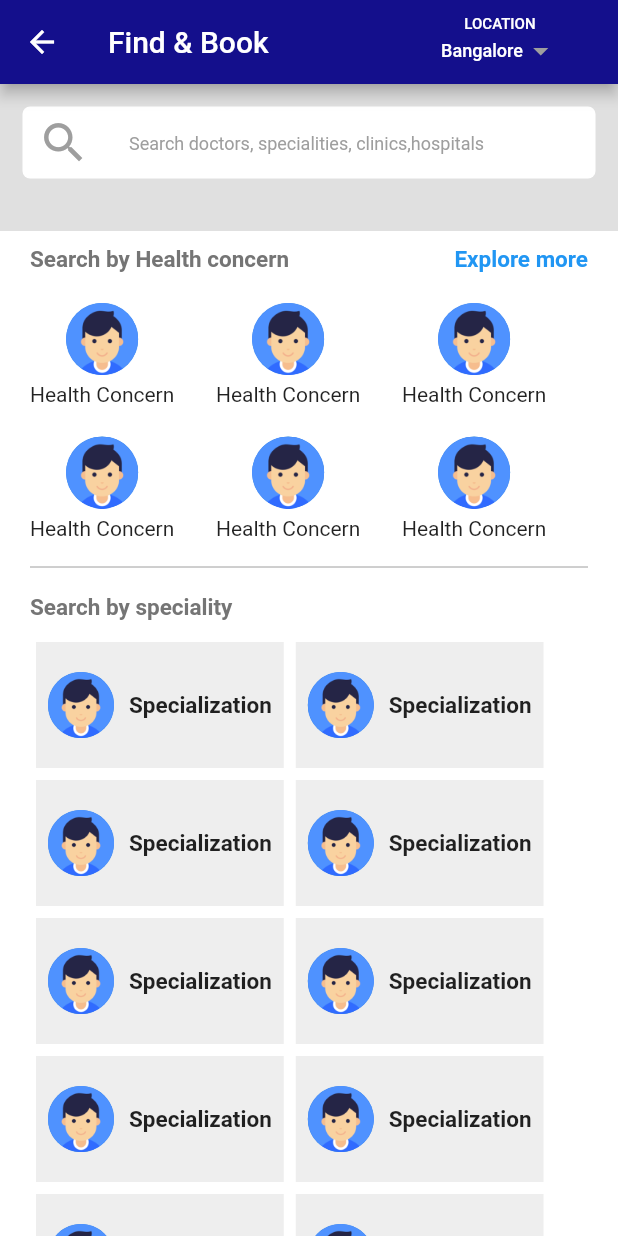
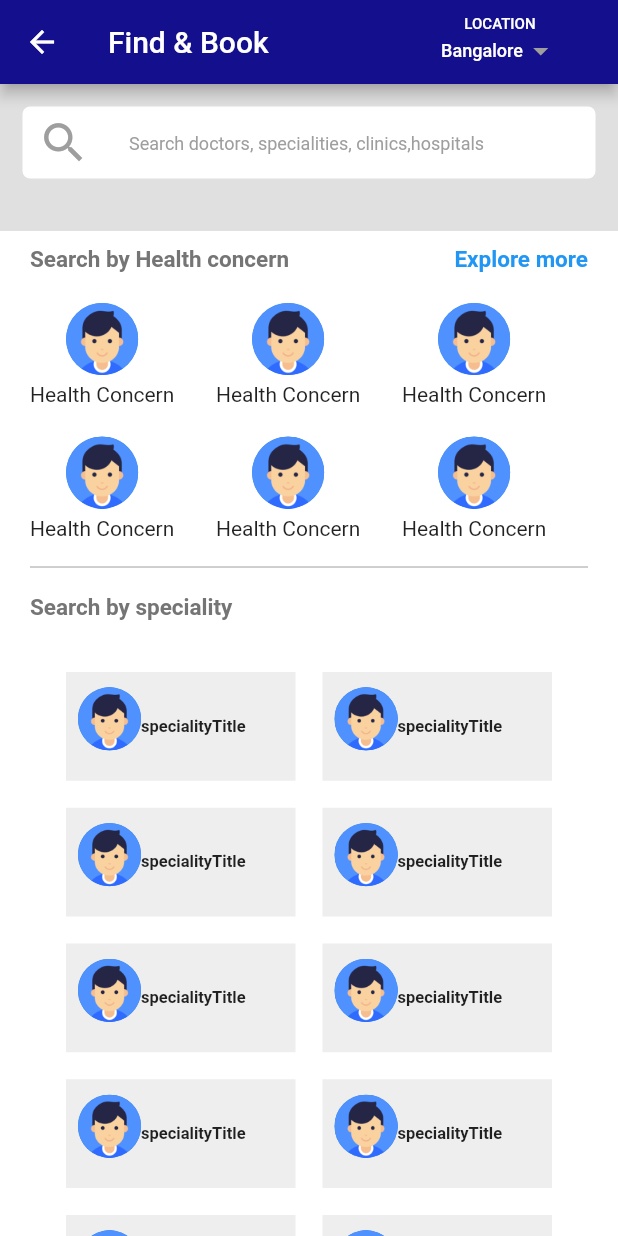
Before and after one commit to RitutoshAeologic/ui_task03, a Flutter app: the SearchScreen screen opened by its route, on a phone screen of 412 x 824 dp. Run offline on Flutter 3.47's test engine with Material 2 defaults, Android fonts, the light colour scheme and no system bars; our stand-ins replace carousel_pro; missing offline and left inert: country_list_pick.

Commit message:
UI_task_03

```diff
--- a/lib/ui/search_page.dart
+++ b/lib/ui/search_page.dart
@@ -69,7 +69,8 @@ class SearchScreen extends StatelessWidget {
               margin: const EdgeInsets.only(top: 20),
               color: AppColors.white,
               child: SingleChildScrollView(
-                child: Column(
+                child:
+                Column(
                   crossAxisAlignment: CrossAxisAlignment.start,
                   children: [
                     Row(
@@ -144,53 +145,78 @@ class SearchScreen extends StatelessWidget {
                         fontWeight: FontWeight.bold
                       ),),
                     SizedBox(height: 10,),
-                    // GridView.count(crossAxisCount: 2,
-                    // children: List.generate(10, (index)
-                    // {
-                    //
-                    //   return Container(
-                    //     height: 50,
-                    //     width: 50,
-                    //     color: Colors.grey,
-                    //
-                    //   );
-                    // })
-                    // )
-                Row(
-                  mainAxisAlignment: MainAxisAlignment.start,
-                  children: const [
-                   SpecialityWidget(specialityTitle: "Specialization"),
-                    SpecialityWidget(specialityTitle: "Specialization"),
-                  ],
-                ),
-                    Row(
-                      mainAxisAlignment: MainAxisAlignment.start,
-                      children: const [
-                        SpecialityWidget(specialityTitle: "Specialization"),
-                        SpecialityWidget(specialityTitle: "Specialization"),
-                      ],
-                    ),
-                    Row(
-                      mainAxisAlignment: MainAxisAlignment.start,
-                      children: const [
-                        SpecialityWidget(specialityTitle: "Specialization"),
-                        SpecialityWidget(specialityTitle: "Specialization"),
-                      ],
-                    ),
-                    Row(
-                      mainAxisAlignment: MainAxisAlignment.start,
-                      children: const [
-                        SpecialityWidget(specialityTitle: "Specialization"),
-                        SpecialityWidget(specialityTitle: "Specialization"),
-                      ],
-                    ),
-                    Row(
-                      mainAxisAlignment: MainAxisAlignment.start,
-                      children: const [
-                        SpecialityWidget(specialityTitle: "Specialization"),
-                        SpecialityWidget(specialityTitle: "Specialization"),
-                      ],
-                    ),
+                        SizedBox(
+                          height: 500,
+                          child: CustomScrollView(
+                            primary: true,
+                            scrollDirection: Axis.vertical,
+                            slivers: <Widget>[
+                              SliverPadding(
+                                padding: const EdgeInsets.only(left: 20,top: 20,right: 20,bottom: 150),
+                                sliver: SliverGrid.count(
+                                  childAspectRatio: (0.4/0.2),
+                                  crossAxisSpacing: 10,
+                                  mainAxisSpacing: 10,
+                                  crossAxisCount: 2,
+                                  children: <Widget>[
+                                    SpecialityWidget(specialityTitle: "specialityTitle"),
+                                    SpecialityWidget(specialityTitle: "specialityTitle"),
+                                    SpecialityWidget(specialityTitle: "specialityTitle"),
+                                    SpecialityWidget(specialityTitle: "specialityTitle"),
+                                    SpecialityWidget(specialityTitle: "specialityTitle"),
+                                    SpecialityWidget(specialityTitle: "specialityTitle"),
+                                    SpecialityWidget(specialityTitle: "specialityTitle"),
+                                    SpecialityWidget(specialityTitle: "specialityTitle"),
+                                    SpecialityWidget(specialityTitle: "specialityTitle"),
+                                    SpecialityWidget(specialityTitle: "specialityTitle"),
+                                    SpecialityWidget(specialityTitle: "specialityTitle"),
+                                    SpecialityWidget(specialityTitle: "specialityTitle"),
+
+
+                                  ],
+                                ),
+                              ),
+                            ],
+                          ),
+                        ),
+
+
+
+                // Row(
+                //   mainAxisAlignment: MainAxisAlignment.start,
+                //   children: const [
+                //    SpecialityWidget(specialityTitle: "Specialization"),
+                //     SpecialityWidget(specialityTitle: "Specialization"),
+                //   ],
+                // ),
+                //     Row(
+                //       mainAxisAlignment: MainAxisAlignment.start,
+                //       children: const [
+                //         SpecialityWidget(specialityTitle: "Specialization"),
+                //         SpecialityWidget(specialityTitle: "Specialization"),
+                //       ],
+                //     ),
+                //     Row(
+                //       mainAxisAlignment: MainAxisAlignment.start,
+                //       children: const [
+                //         SpecialityWidget(specialityTitle: "Specialization"),
+                //         SpecialityWidget(specialityTitle: "Specialization"),
+                //       ],
+                //     ),
+                //     Row(
+                //       mainAxisAlignment: MainAxisAlignment.start,
+                //       children: const [
+                //         SpecialityWidget(specialityTitle: "Specialization"),
+                //         SpecialityWidget(specialityTitle: "Specialization"),
+                //       ],
+                //     ),
+                //     Row(
+                //       mainAxisAlignment: MainAxisAlignment.start,
+                //       children: const [
+                //         SpecialityWidget(specialityTitle: "Specialization"),
+                //         SpecialityWidget(specialityTitle: "Specialization"),
+                //       ],
+                //     ),
                   ],
                 ),
               ),
--- a/lib/widget/speciality_category.dart
+++ b/lib/widget/speciality_category.dart
@@ -14,20 +14,27 @@ class SpecialityWidget extends StatelessWidget {
   Widget build(BuildContext context) {
     return Container(
       margin: EdgeInsets.all(4),
-      padding: EdgeInsets.symmetric(vertical: 20,horizontal: 8),
+      padding: EdgeInsets.symmetric(vertical: 10,horizontal: 8),
       color: AppColors.specialityBG,
       child: Row(
         children: [
+        Wrap(
+          direction: Axis.vertical ,
+          spacing: 10.0,
+          alignment: WrapAlignment.spaceEvenly,
+          children: [
             CircleAvatar(
-              radius: 22,
-              child: Image.asset("img/person.png",scale: 1.1,)
+                radius: 21,
+                child: Image.asset("img/person.png",scale: 0.1,)
             ),
-          SizedBox(width: 10,),
+            SizedBox(width: 9,),
             Text(specialityTitle,
               style: TextStyle(
                   fontWeight: FontWeight.bold,
-                fontSize: 15
+                  fontSize: 11
               ),),
+          ],
+        )
         ],
       ),
     );
```
Lines whose indentation alone changed are shown as unchanged.
